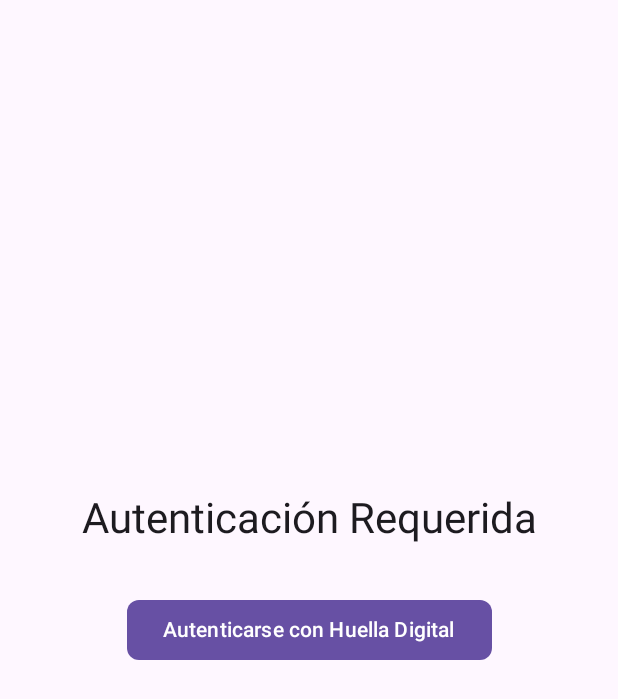
After one commit to JorgeNebrija/ProyectosFacturas, an Android app built with Jetpack Compose: the composable PantallaAutenticacionBiometrica shown on its own in the app's theme, on a phone screen of 412 x 824 dp. The commit adds this screen. Shown: the top 699 px of the screen. Run offline under Robolectric (Android 15) with nearby library versions, the phone set to English and light mode, and no system bars.

Commit message:
Creacion de la logica completa de autenticacion por huella dactilar, pin y otros medios biometricos

```diff
--- a/app/build.gradle.kts
+++ b/app/build.gradle.kts
@@ -67,4 +67,7 @@ dependencies {
     implementation ("com.google.android.gms:play-services-auth:20.7.0")
     implementation("androidx.biometric:biometric:1.1.0")
     implementation ("androidx.appcompat:appcompat:1.7.0")
+    implementation ("com.google.android.material:material:1.11.0")
+
+
 }
--- a/app/src/main/java/com/example/proyectofacturas/MainActivity.kt
+++ b/app/src/main/java/com/example/proyectofacturas/MainActivity.kt
@@ -1,7 +1,6 @@
 package com.example.proyectofacturas
 
 import android.os.Bundle
-import androidx.activity.ComponentActivity
 import androidx.activity.compose.setContent
 import androidx.appcompat.app.AppCompatActivity
 import com.example.proyectofacturas.navegacion.NavigationWrapper
--- a/app/src/main/java/com/example/proyectofacturas/navegacion/AppNavegation.kt
+++ b/app/src/main/java/com/example/proyectofacturas/navegacion/AppNavegation.kt
@@ -10,6 +10,7 @@ import com.example.proyectofacturas.vistas.PantallaCrearFactura
 import com.example.proyectofacturas.vistas.PantallaDetalleFactura
 import com.example.proyectofacturas.vistas.PantallaFacturas
 import com.example.proyectofacturas.viewmodels.FacturaViewModel
+import com.example.proyectofacturas.vistas.PantallaAutenticacionBiometrica
 import com.example.proyectofacturas.vistas.PantallaLogin
 import com.example.proyectofacturas.vistas.PantallaRegistro
 
@@ -18,11 +19,14 @@ fun NavigationWrapper() {
     val navController = rememberNavController()
     val facturaViewModel: FacturaViewModel = viewModel() // Crear el ViewModel aquí
 
-    NavHost(navController = navController, startDestination = "pantallaLogin") {
+    NavHost(navController = navController, startDestination = "pantallaAutenticacion") {
 
         composable("pantallaLogin") { PantallaLogin(navController) }
 
         composable("pantallaRegistro") { PantallaRegistro(navController) } // Nueva pantalla de registro
+
+        composable("pantallaAutenticacion") { PantallaAutenticacionBiometrica(navController) }
+
 
         composable("facturas") {
             PantallaFacturas(navController, facturaViewModel) // Pasar el ViewModel
--- /dev/null
+++ b/app/src/main/java/com/example/proyectofacturas/vistas/PantallaAutenticacionBiometrica.kt
@@ -0,0 +1,48 @@
+package com.example.proyectofacturas.vistas
+
+import android.content.Context
+import androidx.compose.foundation.layout.*
+import androidx.compose.foundation.shape.RoundedCornerShape
+import androidx.compose.material3.*
+import androidx.compose.runtime.*
+import androidx.compose.ui.Alignment
+import androidx.compose.ui.Modifier
+import androidx.compose.ui.platform.LocalContext
+import androidx.compose.ui.unit.dp
+import androidx.navigation.NavController
+import com.example.proyectofacturas.componentes.AutenticacionBiometrica
+
+@Composable
+fun PantallaAutenticacionBiometrica(navController: NavController) {
+    val contexto = LocalContext.current
+    var mensajeAutenticacion by remember { mutableStateOf("") }
+
+    // Instancia de la autenticación biométrica
+    val autenticacionBiometrica = AutenticacionBiometrica(contexto) {
+        mensajeAutenticacion = "Autenticación Exitosa"
+        navController.navigate("facturas") // Redirige a la pantalla de facturas
+    }
+
+    Column(
+        modifier = Modifier.fillMaxSize(),
+        verticalArrangement = Arrangement.Center,
+        horizontalAlignment = Alignment.CenterHorizontally
+    ) {
+        Text("Autenticación Requerida", style = MaterialTheme.typography.headlineMedium)
+
+        Spacer(modifier = Modifier.height(16.dp))
+
+        Button(
+            onClick = { autenticacionBiometrica.iniciarAutenticacion() },
+            shape = RoundedCornerShape(8.dp),
+            colors = ButtonDefaults.buttonColors(containerColor = MaterialTheme.colorScheme.primary),
+            modifier = Modifier.padding(16.dp)
+        ) {
+            Text("Autenticarse con Huella Digital", color = MaterialTheme.colorScheme.onPrimary)
+        }
+
+        Spacer(modifier = Modifier.height(16.dp))
+
+        Text(mensajeAutenticacion, style = MaterialTheme.typography.bodyMedium)
+    }
+}
--- a/app/src/main/res/values/themes.xml
+++ b/app/src/main/res/values/themes.xml
@@ -1,5 +1,6 @@
 <?xml version="1.0" encoding="utf-8"?>
 <resources>
-
-    <style name="Theme.ProyectoFacturas" parent="android:Theme.Material.Light.NoActionBar" />
+    <style name="Theme.ProyectoFacturas" parent="Theme.MaterialComponents.DayNight.NoActionBar">
+        <!-- Personaliza colores aquí si es necesario -->
+    </style>
 </resources>
```
Also changed, not shown: app/src/main/java/com/example/proyectofacturas/componentes/AutenticacionBiometrica.kt (added, +54 -0 lines).
